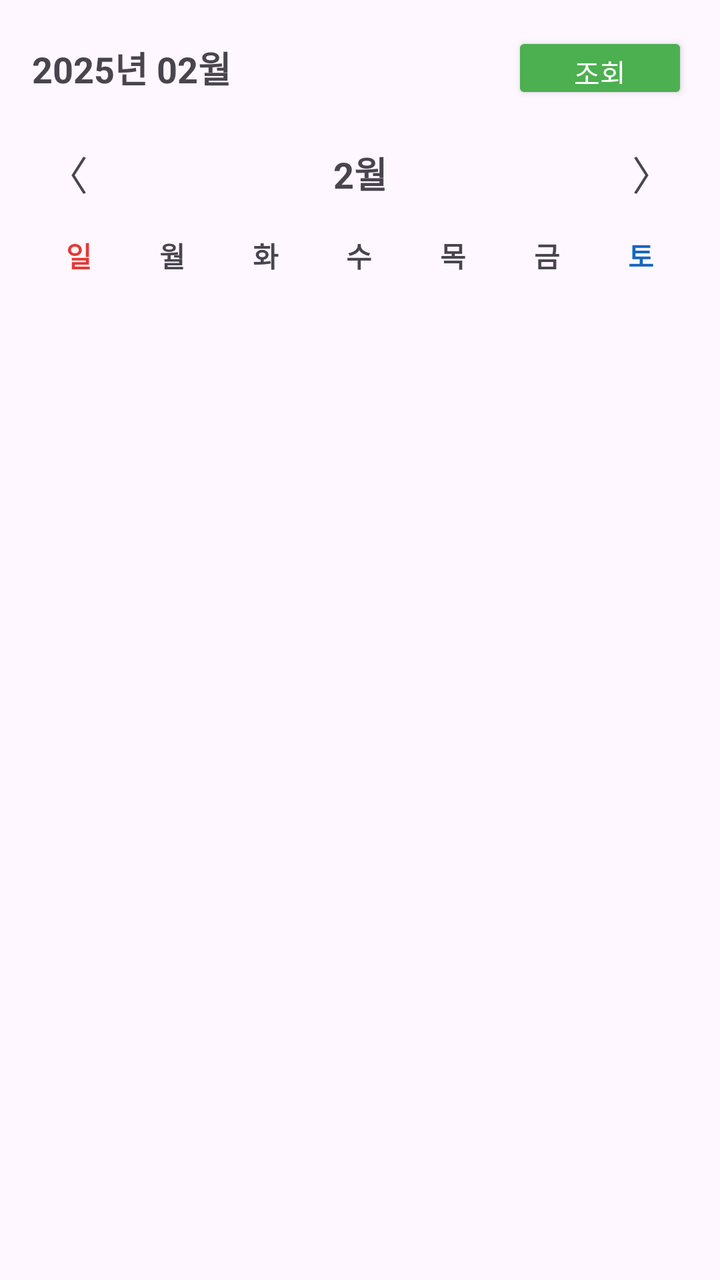
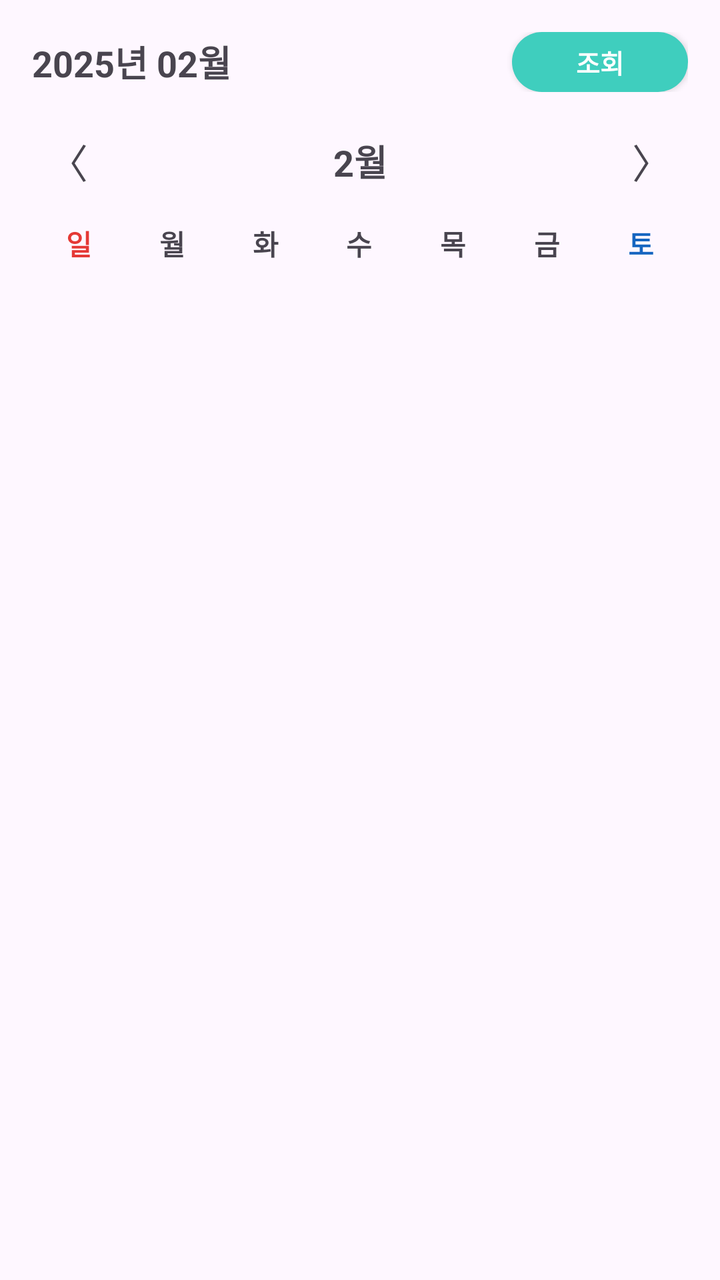

An Android layout rendered at two revisions. The XML below is the earlier revision; the diff shows what the commit changed to produce the second picture.
<!-- AndroidManifest.xml: application theme Theme.Mariwoo -->
<!-- res/layout/fragment_medicine_calendar.xml -->
<?xml version="1.0" encoding="utf-8"?>
<LinearLayout xmlns:android="http://schemas.android.com/apk/res/android"
    android:layout_width="match_parent"
    android:layout_height="match_parent"
    android:orientation="vertical"
    android:padding="16dp">

    
    <LinearLayout
        android:layout_width="match_parent"
        android:layout_height="wrap_content"
        android:orientation="horizontal"
        android:gravity="center_vertical"
        android:layout_marginBottom="12dp">

        <TextView
            android:id="@+id/calendarFragment_text_yearMonth"
            android:layout_width="0dp"
            android:layout_height="wrap_content"
            android:layout_weight="1"
            android:textSize="18sp"
            android:textStyle="bold"
            android:text="2025년 02월" />

        <androidx.appcompat.widget.AppCompatButton
            android:id="@+id/calendarFragment_button_search"
            android:layout_width="wrap_content"
            android:layout_height="36dp"
            android:text="조회"
            android:textColor="#FFFFFF"
            android:backgroundTint="#4CAF50" />
    </LinearLayout>

    
    <LinearLayout
        android:layout_width="match_parent"
        android:layout_height="wrap_content"
        android:orientation="horizontal"
        android:gravity="center_vertical"
        android:layout_marginBottom="8dp">

        <TextView
            android:id="@+id/calendarFragment_button_prev"
            android:layout_width="wrap_content"
            android:layout_height="wrap_content"
            android:text="〈"
            android:textSize="20sp"
            android:padding="8dp" />

        <TextView
            android:layout_width="0dp"
            android:layout_height="wrap_content"
            android:layout_weight="1"
            android:id="@+id/calendarFragment_text_month"
            android:gravity="center"
            android:textSize="18sp"
            android:textStyle="bold"
            android:text="2월" />

        <TextView
            android:id="@+id/calendarFragment_button_next"
            android:layout_width="wrap_content"
            android:layout_height="wrap_content"
            android:text="〉"
            android:textSize="20sp"
            android:padding="8dp" />
    </LinearLayout>

    
    <LinearLayout
        android:layout_width="match_parent"
        android:layout_height="wrap_content"
        android:orientation="horizontal">

        <TextView android:layout_width="0dp" android:layout_height="wrap_content"
            android:layout_weight="1" android:gravity="center"
            android:text="일" android:textColor="#E53935" android:textStyle="bold"/>
        <TextView android:layout_width="0dp" android:layout_height="wrap_content"
            android:layout_weight="1" android:gravity="center" android:text="월" android:textStyle="bold"/>
        <TextView android:layout_width="0dp" android:layout_height="wrap_content"
            android:layout_weight="1" android:gravity="center" android:text="화" android:textStyle="bold"/>
        <TextView android:layout_width="0dp" android:layout_height="wrap_content"
            android:layout_weight="1" android:gravity="center" android:text="수" android:textStyle="bold"/>
        <TextView android:layout_width="0dp" android:layout_height="wrap_content"
            android:layout_weight="1" android:gravity="center" android:text="목" android:textStyle="bold"/>
        <TextView android:layout_width="0dp" android:layout_height="wrap_content"
            android:layout_weight="1" android:gravity="center" android:text="금" android:textStyle="bold"/>
        <TextView android:layout_width="0dp" android:layout_height="wrap_content"
            android:layout_weight="1" android:gravity="center"
            android:text="토" android:textColor="#1565C0" android:textStyle="bold"/>
    </LinearLayout>

    
    <androidx.recyclerview.widget.RecyclerView
        android:id="@+id/calendarFragment_recyclerview"
        android:layout_width="match_parent"
        android:layout_height="wrap_content"
        android:layout_marginTop="4dp" />

</LinearLayout>
<!-- resources referenced by this layout -->
<resources>
  <style name="Theme.Mariwoo" parent="Theme.Material3.DayNight.NoActionBar">
          
          <item name="colorPrimary">@color/mariwoo_theme</item>
          <item name="colorPrimaryVariant">@color/mariwoo_theme</item>
          <item name="colorOnPrimary">@color/white</item>
          
          <item name="colorSecondary">@color/teal_200</item>
          <item name="colorSecondaryVariant">@color/teal_700</item>
          <item name="colorOnSecondary">@color/black</item>
          
          <item name="android:statusBarColor">@color/mariwoo_theme</item>
          
  
  
          
          <item name="windowNoTitle">true</item>
          <item name="windowSplashScreenBackground">@color/mariwoo_theme</item>
  
  
      </style>
  <color name="mariwoo_theme">#3FCEBE</color>
  <color name="white">#FFFFFFFF</color>
  <color name="teal_200">#FF03DAC5</color>
  <color name="teal_700">#FF018786</color>
  <color name="black">#FF000000</color>
</resources>

<!-- the commit's change to res/layout/fragment_medicine_calendar.xml (unified diff, before → after) -->
@@ -25,10 +25,11 @@
         <androidx.appcompat.widget.AppCompatButton
             android:id="@+id/calendarFragment_button_search"
             android:layout_width="wrap_content"
-            android:layout_height="36dp"
+            android:layout_height="30dp"
             android:text="조회"
-            android:textColor="#FFFFFF"
-            android:backgroundTint="#4CAF50" />
+            style="@style/add_btn"
+            android:background="@drawable/button_radius15_bg_theme"/>
+
     </LinearLayout>
 
     
<!-- resource entries referenced after the edit -->
@@ -1,5 +1,18 @@
 <!-- resources referenced by this layout -->
 <resources>
+  <!-- drawable button_radius15_bg_theme (drawable) -->
+  <?xml version="1.0" encoding="utf-8"?>
+  <shape xmlns:android="http://schemas.android.com/apk/res/android"
+      android:shape="rectangle">
+      <solid android:color="@color/theme_color"/>
+      <corners
+          android:radius="15dp"/>
+  </shape>
+  <style name="add_btn">
+          <item name="android:textColor">@color/white</item>
+          <item name="android:textSize">13dp</item>
+          <item name="android:textStyle">bold</item>
+      </style>
   <style name="Theme.Mariwoo" parent="Theme.Material3.DayNight.NoActionBar">
           
           <item name="colorPrimary">@color/mariwoo_theme</item>
@@ -20,6 +33,7 @@
   
   
       </style>
+  <color name="theme_color">#3FCEBE</color>
   <color name="mariwoo_theme">#3FCEBE</color>
   <color name="white">#FFFFFFFF</color>
   <color name="teal_200">#FF03DAC5</color>
